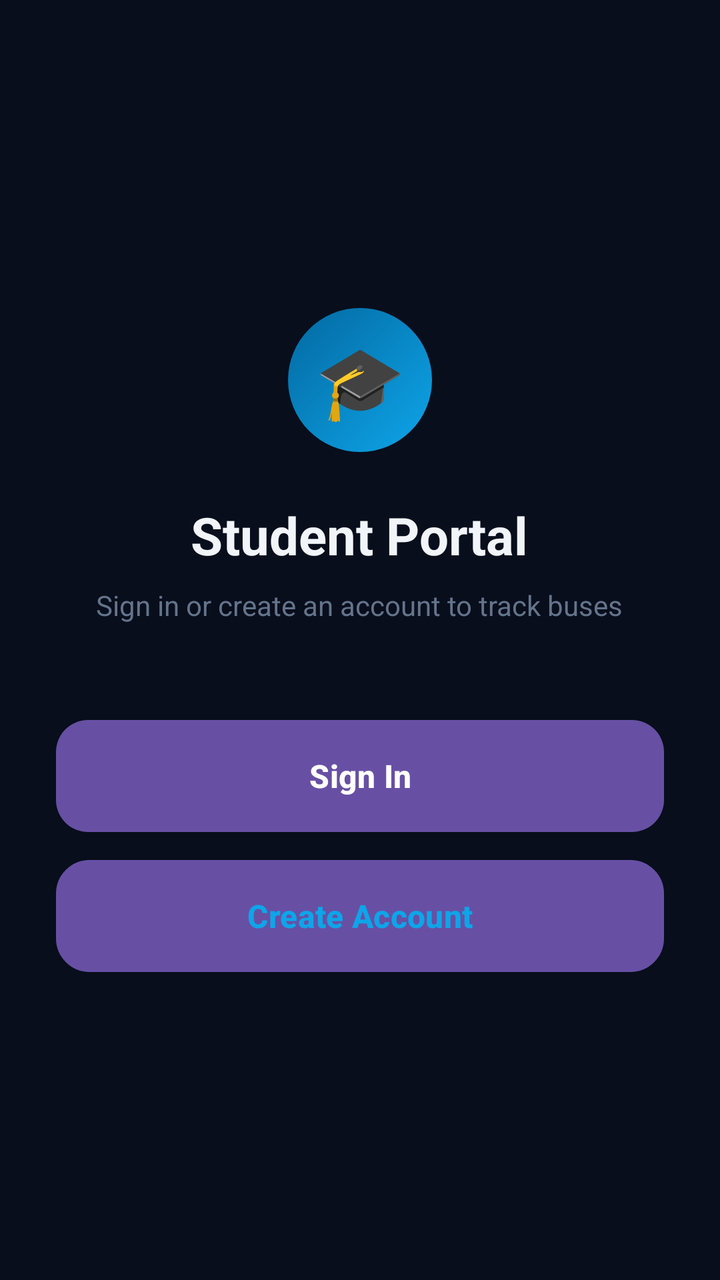
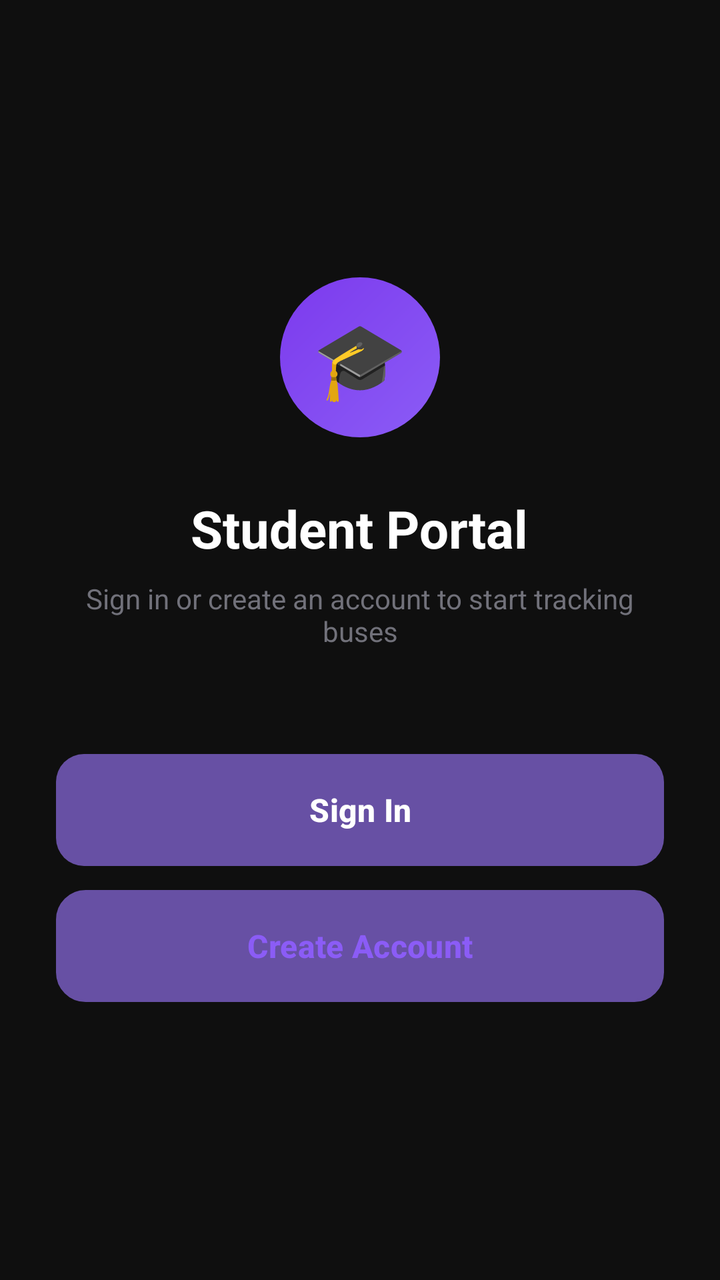

Compare the two renders of this Android layout. The source of the first and the diff that turns it into the second are given below.
<!-- AndroidManifest.xml: application theme Theme.AppCompat.Light.NoActionBar -->
<!-- res/layout/activity_student.xml -->
<?xml version="1.0" encoding="utf-8"?>
<RelativeLayout xmlns:android="http://schemas.android.com/apk/res/android"
    android:layout_width="match_parent"
    android:layout_height="match_parent"
    android:background="#080E1C">

    <LinearLayout
        android:layout_width="match_parent"
        android:layout_height="wrap_content"
        android:orientation="vertical"
        android:paddingStart="28dp"
        android:paddingEnd="28dp"
        android:layout_centerVertical="true">

        <TextView
            android:layout_width="72dp"
            android:layout_height="72dp"
            android:text="🎓"
            android:textSize="36sp"
            android:gravity="center"
            android:background="@drawable/circle_blue"
            android:layout_gravity="center"
            android:layout_marginBottom="24dp"/>

        <TextView
            android:layout_width="wrap_content"
            android:layout_height="wrap_content"
            android:text="Student Portal"
            android:textColor="#F1F5F9"
            android:textSize="26sp"
            android:textStyle="bold"
            android:layout_gravity="center"
            android:layout_marginBottom="8dp"/>

        <TextView
            android:layout_width="wrap_content"
            android:layout_height="wrap_content"
            android:text="Sign in or create an account to track buses"
            android:textColor="#64748B"
            android:textSize="14sp"
            android:gravity="center"
            android:layout_gravity="center"
            android:layout_marginBottom="48dp"/>

        <Button
            android:id="@+id/loginBtn"
            android:layout_width="match_parent"
            android:layout_height="56dp"
            android:text="Sign In"
            android:textColor="#FFFFFF"
            android:textSize="16sp"
            android:textStyle="bold"
            android:background="@drawable/btn_primary"
            android:stateListAnimator="@null"
            android:elevation="0dp"
            android:layout_marginBottom="14dp"/>

        <Button
            android:id="@+id/signupBtn"
            android:layout_width="match_parent"
            android:layout_height="56dp"
            android:text="Create Account"
            android:textColor="#0EA5E9"
            android:textSize="16sp"
            android:textStyle="bold"
            android:background="@drawable/btn_outline"
            android:stateListAnimator="@null"
            android:elevation="0dp"/>

    </LinearLayout>

</RelativeLayout>
<!-- resources referenced by this layout -->
<resources>
  <!-- drawable btn_outline (drawable) -->
  <?xml version="1.0" encoding="utf-8"?>
  <shape xmlns:android="http://schemas.android.com/apk/res/android"
      android:shape="rectangle">
      <solid android:color="#0A1628"/>
      <corners android:radius="16dp"/>
      <stroke android:width="1.5dp" android:color="#0EA5E9"/>
  </shape>
  <!-- drawable btn_primary (drawable) -->
  <?xml version="1.0" encoding="utf-8"?>
  <shape xmlns:android="http://schemas.android.com/apk/res/android"
      android:shape="rectangle">
      <gradient
          android:startColor="#0EA5E9"
          android:endColor="#0284C7"
          android:angle="135"
          android:type="linear"/>
      <corners android:radius="16dp"/>
  </shape>
  <!-- drawable circle_blue (drawable) -->
  <?xml version="1.0" encoding="utf-8"?>
  <shape xmlns:android="http://schemas.android.com/apk/res/android"
      android:shape="oval">
      <gradient
          android:startColor="#0EA5E9"
          android:endColor="#0369A1"
          android:angle="135"/>
  </shape>
  <style name="Theme.AppCompat.Light.NoActionBar" parent="Base.Theme.AppCompat.Light.NoActionBar" />
  <style name="Base.Theme.AppCompat.Light.NoActionBar" parent="Theme.Material3.DayNight.NoActionBar">
          
          
      </style>
</resources>

<!-- the commit's change to res/layout/activity_student.xml (unified diff, before → after) -->
@@ -2,7 +2,7 @@
 <RelativeLayout xmlns:android="http://schemas.android.com/apk/res/android"
     android:layout_width="match_parent"
     android:layout_height="match_parent"
-    android:background="#080E1C">
+    android:background="#0F0F0F">
 
     <LinearLayout
         android:layout_width="match_parent"
@@ -12,21 +12,22 @@
         android:paddingEnd="28dp"
         android:layout_centerVertical="true">
 
+        
         <TextView
-            android:layout_width="72dp"
-            android:layout_height="72dp"
+            android:layout_width="80dp"
+            android:layout_height="80dp"
             android:text="🎓"
-            android:textSize="36sp"
+            android:textSize="38sp"
             android:gravity="center"
-            android:background="@drawable/circle_blue"
+            android:background="@drawable/circle_violet"
             android:layout_gravity="center"
-            android:layout_marginBottom="24dp"/>
+            android:layout_marginBottom="28dp"/>
 
         <TextView
             android:layout_width="wrap_content"
             android:layout_height="wrap_content"
             android:text="Student Portal"
-            android:textColor="#F1F5F9"
+            android:textColor="#FFFFFF"
             android:textSize="26sp"
             android:textStyle="bold"
             android:layout_gravity="center"
@@ -35,13 +36,14 @@
         <TextView
             android:layout_width="wrap_content"
             android:layout_height="wrap_content"
-            android:text="Sign in or create an account to track buses"
-            android:textColor="#64748B"
+            android:text="Sign in or create an account to start tracking buses"
+            android:textColor="#71717A"
             android:textSize="14sp"
             android:gravity="center"
             android:layout_gravity="center"
-            android:layout_marginBottom="48dp"/>
+            android:layout_marginBottom="52dp"/>
 
+        
         <Button
             android:id="@+id/loginBtn"
             android:layout_width="match_parent"
@@ -53,14 +55,15 @@
             android:background="@drawable/btn_primary"
             android:stateListAnimator="@null"
             android:elevation="0dp"
-            android:layout_marginBottom="14dp"/>
+            android:layout_marginBottom="12dp"/>
 
+        
         <Button
             android:id="@+id/signupBtn"
             android:layout_width="match_parent"
             android:layout_height="56dp"
             android:text="Create Account"
-            android:textColor="#0EA5E9"
+            android:textColor="#8B5CF6"
             android:textSize="16sp"
             android:textStyle="bold"
             android:background="@drawable/btn_outline"
<!-- resource entries referenced after the edit -->
@@ -4,28 +4,27 @@
   <?xml version="1.0" encoding="utf-8"?>
   <shape xmlns:android="http://schemas.android.com/apk/res/android"
       android:shape="rectangle">
-      <solid android:color="#0A1628"/>
-      <corners android:radius="16dp"/>
-      <stroke android:width="1.5dp" android:color="#0EA5E9"/>
+      <solid android:color="#18181B"/>
+      <corners android:radius="14dp"/>
+      <stroke android:width="1.5dp" android:color="#8B5CF6"/>
   </shape>
   <!-- drawable btn_primary (drawable) -->
   <?xml version="1.0" encoding="utf-8"?>
   <shape xmlns:android="http://schemas.android.com/apk/res/android"
       android:shape="rectangle">
       <gradient
-          android:startColor="#0EA5E9"
-          android:endColor="#0284C7"
-          android:angle="135"
-          android:type="linear"/>
-      <corners android:radius="16dp"/>
+          android:startColor="#8B5CF6"
+          android:endColor="#7C3AED"
+          android:angle="135"/>
+      <corners android:radius="14dp"/>
   </shape>
-  <!-- drawable circle_blue (drawable) -->
+  <!-- drawable circle_violet (drawable) -->
   <?xml version="1.0" encoding="utf-8"?>
   <shape xmlns:android="http://schemas.android.com/apk/res/android"
       android:shape="oval">
       <gradient
-          android:startColor="#0EA5E9"
-          android:endColor="#0369A1"
+          android:startColor="#8B5CF6"
+          android:endColor="#7C3AED"
           android:angle="135"/>
   </shape>
   <style name="Theme.AppCompat.Light.NoActionBar" parent="Base.Theme.AppCompat.Light.NoActionBar" />
